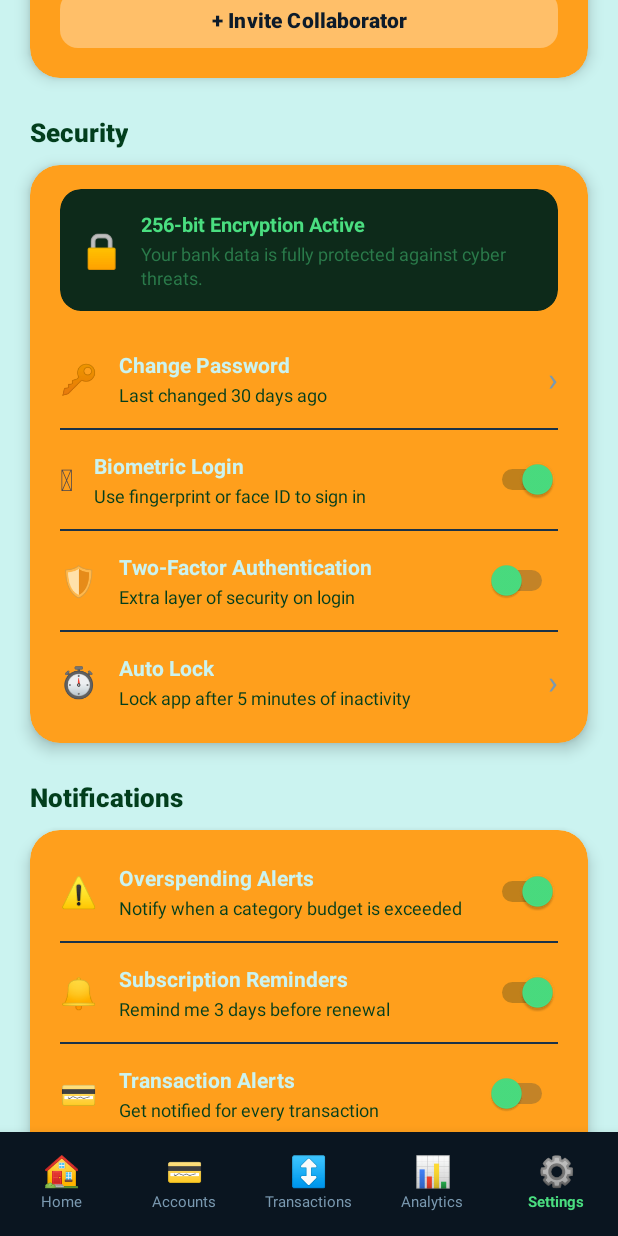
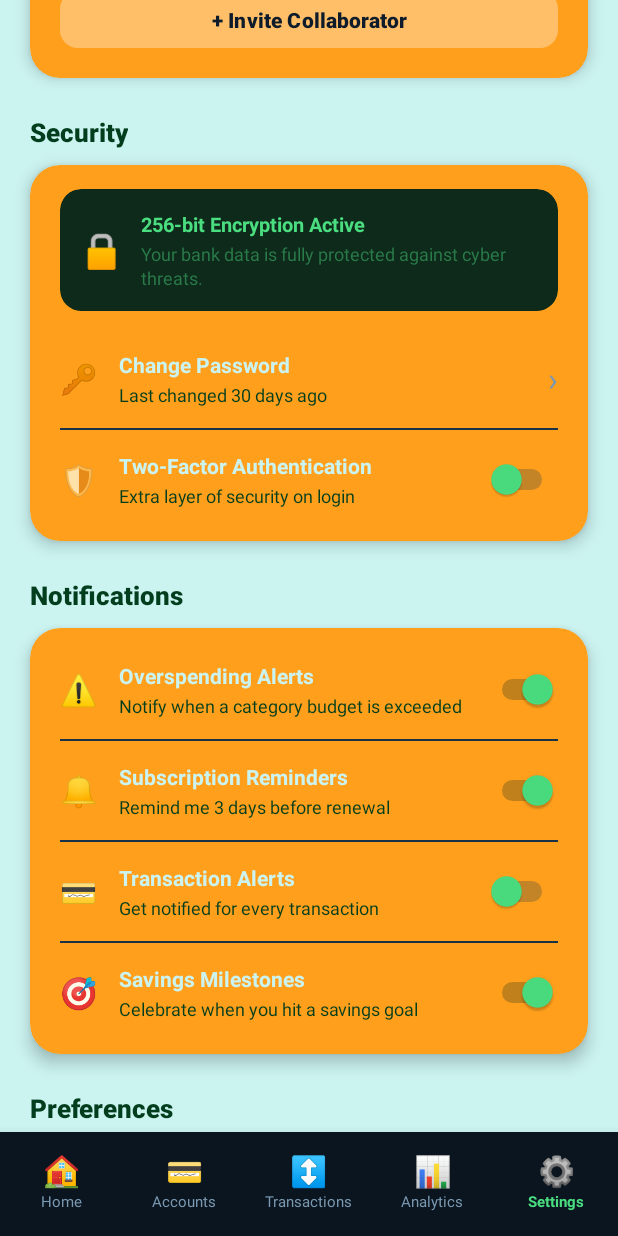
Before and after one commit to PatrickS-04/Lucky_Budget_App, an Android app: the layout activity_settings.xml on its own in the app's theme, with its tools: preview values and no code run, scrolled down 528 dp, on a phone screen of 412 x 824 dp. Run offline under Robolectric (Android 15) with nearby library versions, the phone set to English and light mode, and no system bars.

Commit message:
Update activity_settings.xml
Removed features that is not needed

```diff
--- a/app/src/main/res/layout/activity_settings.xml
+++ b/app/src/main/res/layout/activity_settings.xml
@@ -562,58 +562,6 @@
                             android:layout_width="wrap_content"
                             android:layout_height="wrap_content"
                             android:layout_marginEnd="14dp"
-                            android:text="🫆"
-                            android:textSize="20sp" />
-
-                        <LinearLayout
-                            android:layout_width="0dp"
-                            android:layout_height="wrap_content"
-                            android:layout_weight="1"
-                            android:orientation="vertical">
-
-                            <TextView
-                                android:layout_width="wrap_content"
-                                android:layout_height="wrap_content"
-                                android:text="Biometric Login"
-                                android:textColor="@color/backgroundGreen"
-                                android:textSize="14sp"
-                                android:textStyle="bold" />
-
-                            <TextView
-                                android:layout_width="wrap_content"
-                                android:layout_height="wrap_content"
-                                android:layout_marginTop="2dp"
-                                android:text="Use fingerprint or face ID to sign in"
-                                android:textColor="@color/very_darkGreen"
-                                android:textSize="12sp" />
-                        </LinearLayout>
-
-                        <Switch
-                            android:id="@+id/biometricSwitch"
-                            android:layout_width="wrap_content"
-                            android:layout_height="wrap_content"
-                            android:checked="true"
-                            android:thumbTint="#4ADE80"
-                            android:trackTint="#0D2A1A" />
-                    </LinearLayout>
-
-                    <View
-                        android:layout_width="match_parent"
-                        android:layout_height="1dp"
-                        android:background="#1A3248" />
-
-                    <LinearLayout
-                        android:layout_width="match_parent"
-                        android:layout_height="wrap_content"
-                        android:gravity="center_vertical"
-                        android:orientation="horizontal"
-                        android:paddingTop="14dp"
-                        android:paddingBottom="14dp">
-
-                        <TextView
-                            android:layout_width="wrap_content"
-                            android:layout_height="wrap_content"
-                            android:layout_marginEnd="14dp"
                             android:text="🛡️"
                             android:textSize="20sp" />
 
@@ -649,59 +597,6 @@
                             android:trackTint="#1A3248" />
                     </LinearLayout>
 
-                    <View
-                        android:layout_width="match_parent"
-                        android:layout_height="1dp"
-                        android:background="#1A3248" />
-
-                    <LinearLayout
-                        android:id="@+id/autoLockRow"
-                        android:layout_width="match_parent"
-                        android:layout_height="wrap_content"
-                        android:clickable="true"
-                        android:focusable="true"
-                        android:gravity="center_vertical"
-                        android:orientation="horizontal"
-                        android:paddingTop="14dp"
-                        android:paddingBottom="14dp">
-
-                        <TextView
-                            android:layout_width="wrap_content"
-                            android:layout_height="wrap_content"
-                            android:layout_marginEnd="14dp"
-                            android:text="⏱️"
-                            android:textSize="20sp" />
-
-                        <LinearLayout
-                            android:layout_width="0dp"
-                            android:layout_height="wrap_content"
-                            android:layout_weight="1"
-                            android:orientation="vertical">
-
-                            <TextView
-                                android:layout_width="wrap_content"
-                                android:layout_height="wrap_content"
-                                android:text="Auto Lock"
-                                android:textColor="@color/backgroundGreen"
-                                android:textSize="14sp"
-                                android:textStyle="bold" />
-
-                            <TextView
-                                android:layout_width="wrap_content"
-                                android:layout_height="wrap_content"
-                                android:layout_marginTop="2dp"
-                                android:text="Lock app after 5 minutes of inactivity"
-                                android:textColor="@color/very_darkGreen"
-                                android:textSize="12sp" />
-                        </LinearLayout>
-
-                        <TextView
-                            android:layout_width="wrap_content"
-                            android:layout_height="wrap_content"
-                            android:text="›"
-                            android:textColor="#7A99B0"
-                            android:textSize="22sp" />
-                    </LinearLayout>
 
                 </LinearLayout>
             </androidx.cardview.widget.CardView>
```
